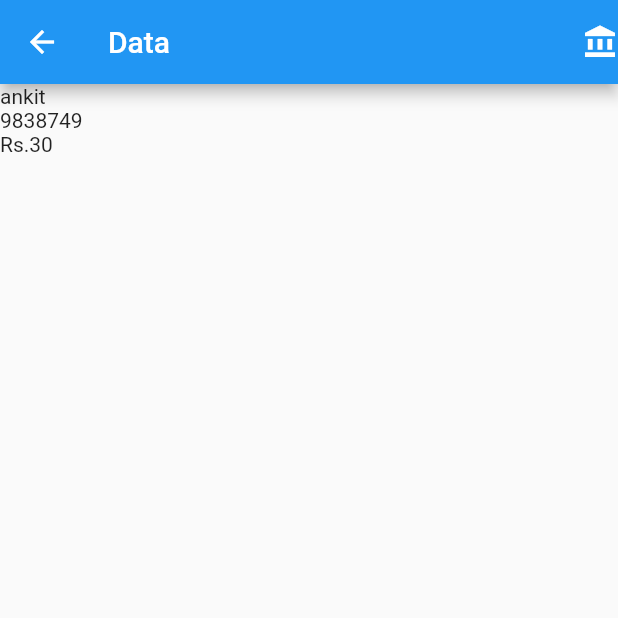
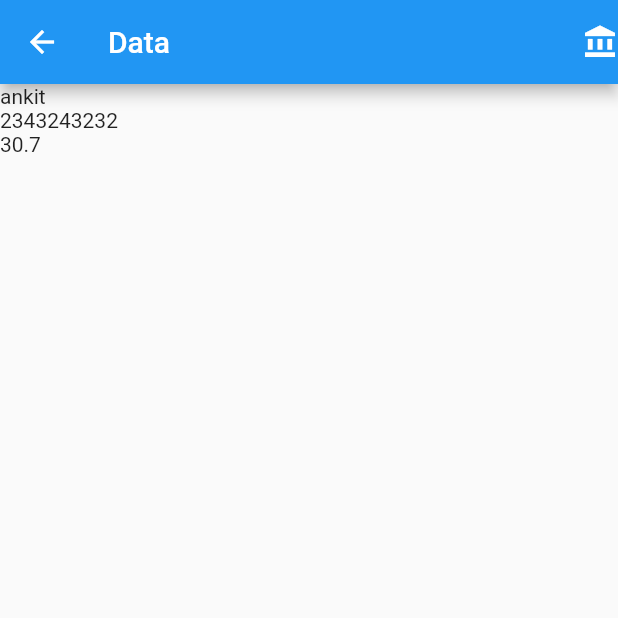
Before and after one commit to ankitsainidev/bahi-khata, a Flutter app: the ClientList screen opened by its route, after a tap on "ankit", on a phone screen of 412 x 824 dp, the top half of it. Run offline on Flutter 3.47's test engine with Material 2 defaults, Android fonts, the phone set to English and light mode, and no system bars.

Commit message:
resolving merge

```diff
--- a/lib/ClientDetail/ClientDetail.dart
+++ b/lib/ClientDetail/ClientDetail.dart
@@ -1,19 +1,24 @@
 import 'package:flutter/material.dart';
 import '../share/appBar.dart';
+import '../share/contactInfo.dart';
 class ClientDetail extends StatelessWidget{
   String routeName='/ClientDetail';
-  String name='ankit';
-  String number='9838749';
-  String transaction='Rs.30';
+  String name;
+  String number;
+  double transaction;
   @override
   Widget build(BuildContext context) {
+    ContactInfo info = ModalRoute.of(context).settings.arguments;
+    this.name = info.name;
+    this.number = info.contact;
+    this.transaction = info.transaction;
     // TODO: implement build
     return Scaffold(
       appBar: MyAppBar.getAppBar(),
       body: Container(
         child: Column(
         crossAxisAlignment: CrossAxisAlignment.start,
-        children: <Widget>[Text(this.name),Text(this.number),Text(this.transaction)],
+        children: <Widget>[Text(this.name),Text(this.number),Text(this.transaction.toString())],
       ),
       )
     );
--- a/lib/share/contactInfo.dart
+++ b/lib/share/contactInfo.dart
@@ -1,5 +1,6 @@
 class ContactInfo{
   String name;
   String contact='2343243232';
+  double transaction=30.7;
   ContactInfo(this.name);
 }
```
